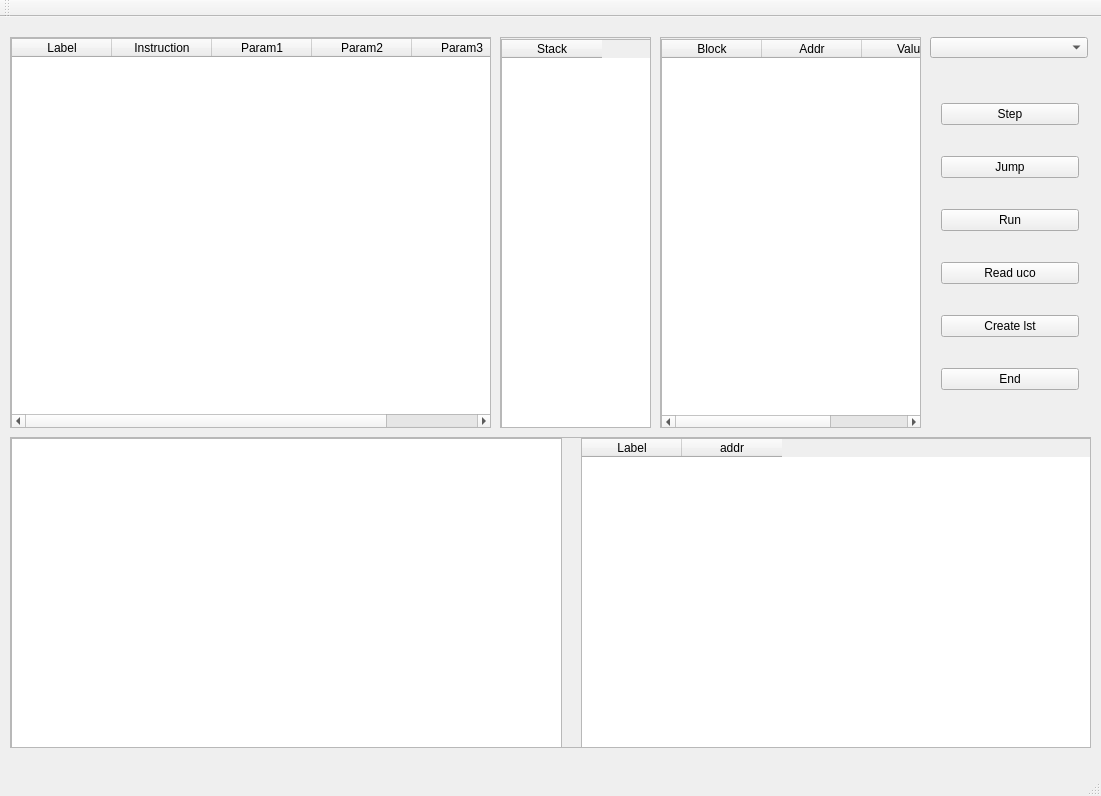
joohyeson/UCodeInterpreter, file UCodeInterpreter/UCodeInterpreter.ui: the form before one commit.
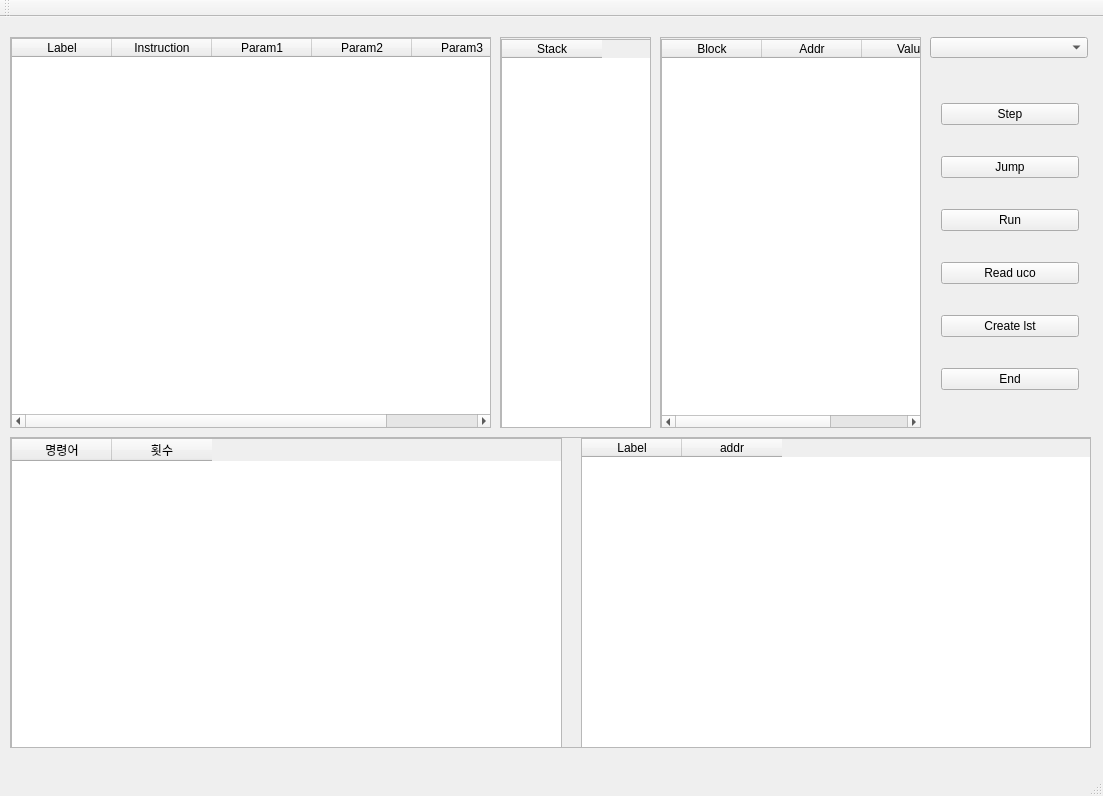
The form after the commit.

The edit to the form file:
```diff
--- a/UCodeInterpreter/UCodeInterpreter.ui
+++ b/UCodeInterpreter/UCodeInterpreter.ui
@@ -6,7 +6,7 @@
    <rect>
     <x>0</x>
     <y>0</y>
-    <width>1101</width>
+    <width>1103</width>
     <height>796</height>
    </rect>
   </property>
@@ -70,6 +70,16 @@
         <height>311</height>
        </rect>
       </property>
+      <column>
+       <property name="text">
+        <string>명령어</string>
+       </property>
+      </column>
+      <column>
+       <property name="text">
+        <string>횟수</string>
+       </property>
+      </column>
      </widget>
     </widget>
    </widget>
```
Left out of the diff: 2 changed lines with no effect on the pictures.
